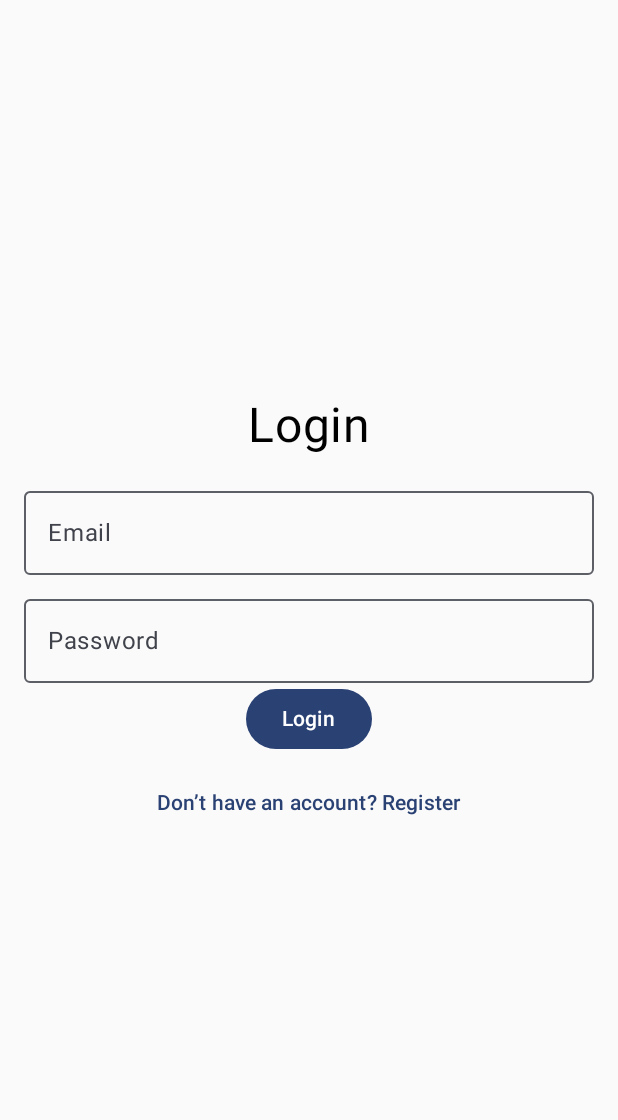
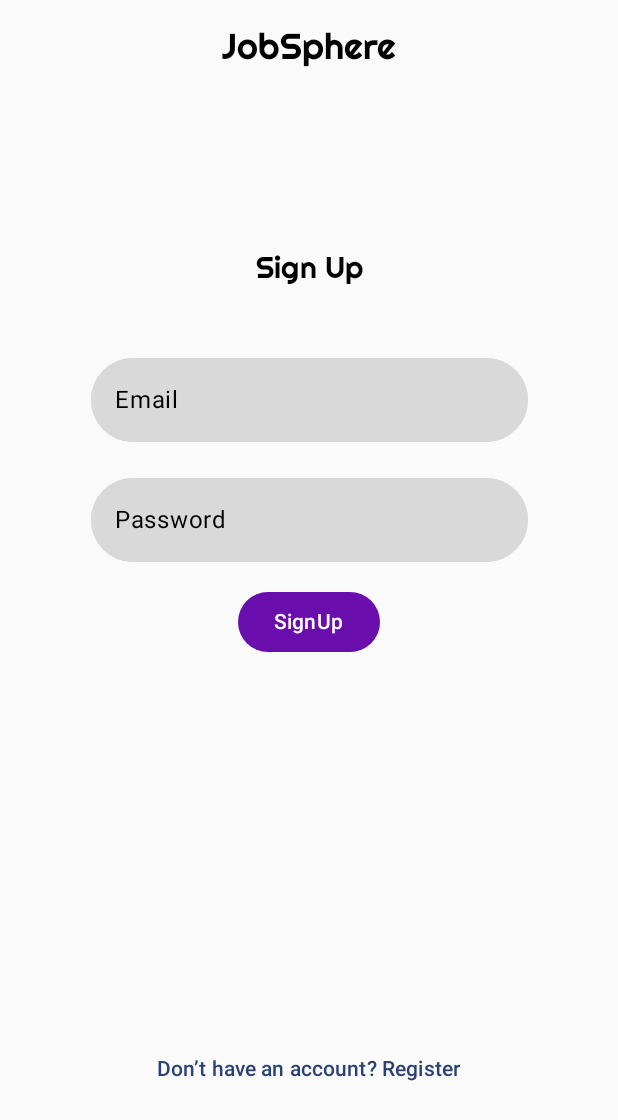
Before and after one commit to sep-ae/JobSphere-App, an Android app built with Jetpack Compose: the LoginPage screen opened through its navigation route, on a phone screen of 412 x 824 dp. Shown: the top 1120 px of the screen. Run offline under Robolectric (Android 15) with nearby library versions, the phone set to English and light mode, and no system bars; our stand-ins replace Firebase (no records; nobody signed in at launch, a user with empty details on screens opened directly), livedata-compose.

Commit message:
fix login & logout

```diff
--- a/app/src/main/java/com/kelompok1/jobsphere/MainActivity.kt
+++ b/app/src/main/java/com/kelompok1/jobsphere/MainActivity.kt
@@ -68,7 +68,7 @@ class MainActivity : ComponentActivity() {
                             }
                         }
                         is AuthState.Unauthenticated -> {
-                            navController.navigate(Screen.Login.route) {
+                            navController.navigate(Screen.Landing.route) {
                                 popUpTo(Screen.Landing.route) { inclusive = true }
                             }
                         }
--- a/app/src/main/java/com/kelompok1/jobsphere/ViewModel/UserViewModel.kt
+++ b/app/src/main/java/com/kelompok1/jobsphere/ViewModel/UserViewModel.kt
@@ -24,4 +24,7 @@ class UserViewModel : ViewModel() {
             emit(user)
         }
     }
+    fun logoutUser() {
+        firebaseAuth.signOut() // Logout dari Firebase Authentication
+    }
 }
--- a/app/src/main/java/com/kelompok1/jobsphere/ui/company/CompanyHomePage.kt
+++ b/app/src/main/java/com/kelompok1/jobsphere/ui/company/CompanyHomePage.kt
@@ -67,6 +67,16 @@ fun CompanyHomePage(
         label = "Animated Scale"
     )
 
+    fun handleLogout(navController: NavController, userViewModel: UserViewModel) {
+        // Proses logout Firebase
+        userViewModel.logoutUser()
+
+        // Navigasikan ke layar login dan bersihkan stack
+        navController.navigate("login") {
+            popUpTo(0) { inclusive = true } // Menghapus semua layar sebelumnya
+        }
+    }
+
     BackHandler(enabled = drawerState.isOpened()) {
         drawerState = CustomDrawerState.Closed
     }
@@ -80,8 +90,16 @@ fun CompanyHomePage(
     ) {
         CustomDrawer(
             selectedNavigationItem = selectedNavigationItem,
-            onNavigationItemClick = {
-                selectedNavigationItem = it
+            onNavigationItemClick = { navigationItem ->
+                when (navigationItem) {
+                    NavigationItem.Logout -> {
+                        handleLogout(navController, userViewModel)
+                    }
+                    else -> {
+                        // Navigasi ke item lainnya
+                        selectedNavigationItem = navigationItem
+                    }
+                }
                 drawerState = CustomDrawerState.Closed
             },
             onCloseClick = { drawerState = CustomDrawerState.Closed }
@@ -151,7 +169,7 @@ fun MainContent(
                             when (index) {
                                 0 -> Icon(Icons.Filled.FormatListBulleted, contentDescription = "Menu 1")
                                 1 -> Icon(Icons.Filled.ShoppingBag, contentDescription = "Menu 2")
-                                2 -> Icon(Icons.Filled.Person, contentDescription = "Menu 3")
+                                2 -> Icon(Icons.Filled.Person, contentDescription = "Manu 3")
                                 3 -> Icon(Icons.Filled.Home, contentDescription = "Menu 4")
                             }
                         },
@@ -161,7 +179,7 @@ fun MainContent(
                             when (index) {
                                 0 -> navController.navigate("Menu1Screen")
                                 1 -> navController.navigate("Menu2Screen")
-                                2 -> navController.navigate("Menu3Screen")
+                                2 -> navController.navigate("ProfileScreen")
                                 3 -> navController.navigate("Menu4Screen")
                             }
                         },
--- a/app/src/main/java/com/kelompok1/jobsphere/ui/components/CustomDrawer.kt
+++ b/app/src/main/java/com/kelompok1/jobsphere/ui/components/CustomDrawer.kt
@@ -69,15 +69,7 @@ fun CustomDrawer(
             NavigationItemView(
                 navigationItem = navigationItem,
                 selected = false,
-                onClick = {
-                    when (navigationItem) {
-                        NavigationItem.Settings -> {
-                            onNavigationItemClick(NavigationItem.Settings)
-                        }
-
-                        else -> {}
-                    }
-                }
+                onClick = { onNavigationItemClick(navigationItem) }
             )
         }
         Spacer(modifier = Modifier.height(24.dp))
--- a/app/src/main/java/com/kelompok1/jobsphere/ui/screen/LoginPage.kt
+++ b/app/src/main/java/com/kelompok1/jobsphere/ui/screen/LoginPage.kt
@@ -2,22 +2,29 @@ package com.kelompok1.jobsphere.ui.screen
 
 import android.widget.Toast
 import androidx.compose.foundation.layout.*
+import androidx.compose.foundation.shape.RoundedCornerShape
+import androidx.compose.material.MaterialTheme
+import androidx.compose.material.TextFieldDefaults
 import androidx.compose.material3.Button
-import androidx.compose.material3.OutlinedTextField
+import androidx.compose.material3.ButtonDefaults
 import androidx.compose.material3.Text
 import androidx.compose.material3.TextButton
 import androidx.compose.runtime.*
 import androidx.compose.runtime.livedata.observeAsState
 import androidx.compose.ui.Alignment
 import androidx.compose.ui.Modifier
+import androidx.compose.ui.graphics.Color
 import androidx.compose.ui.platform.LocalContext
 import androidx.compose.ui.text.input.PasswordVisualTransformation
 import androidx.compose.ui.text.input.VisualTransformation
+import androidx.compose.ui.text.style.TextAlign
 import androidx.compose.ui.unit.dp
 import androidx.compose.ui.unit.sp
 import androidx.navigation.NavController
 import com.kelompok1.jobsphere.ViewModel.AuthState
 import com.kelompok1.jobsphere.ViewModel.AuthViewModel
+import com.kelompok1.jobsphere.ui.theme.Grey
+import com.kelompok1.jobsphere.ui.theme.RighteousFamily
 
 @Composable
 fun LoginPage(navController: NavController, modifier: Modifier = Modifier, authViewModel: AuthViewModel) {
@@ -71,39 +78,90 @@ fun LoginPage(navController: NavController, modifier: Modifier = Modifier, authV
     Column(
         modifier = modifier
             .fillMaxSize()
-            .padding(16.dp),
-        verticalArrangement = Arrangement.Center,
+            .padding(horizontal = 24.dp),
+        verticalArrangement = Arrangement.Top,
         horizontalAlignment = Alignment.CenterHorizontally
     ) {
-        Text(text = "Login", fontSize = 32.sp)
+        // Header with JobSphere title and back icon
+        Column(
+            modifier = Modifier
+                .fillMaxWidth()
+                .padding(top = 16.dp),
+            horizontalAlignment = Alignment.Start
+        ) {
+            androidx.compose.material.Text(
+                text = "JobSphere",
+                fontSize = 24.sp,
+                fontFamily = RighteousFamily,
+                textAlign = TextAlign.Center,
+                modifier = Modifier.fillMaxWidth()
+            )
+        }
+
+        Spacer(modifier = Modifier.height(120.dp))
+
+        androidx.compose.material.Text(
+            text = "Sign Up",
+            fontSize = 20.sp,
+            fontFamily = RighteousFamily,
+            style = MaterialTheme.typography.h6,
+            textAlign = TextAlign.Center,
+            modifier = Modifier.fillMaxWidth()
+        )
+
+        Spacer(modifier = Modifier.height(40.dp))
+
+        // Email Field
+        Column(
+            modifier = Modifier.fillMaxWidth(),
+            verticalArrangement = Arrangement.Center,
+            horizontalAlignment = Alignment.CenterHorizontally){
+            androidx.compose.material.OutlinedTextField(
+                value = email,
+                onValueChange = { email = it },
+                label = { Text(text = "Email") },
+                shape = RoundedCornerShape(35.dp),
+                modifier = Modifier.fillMaxWidth(0.8f),
+                colors = TextFieldDefaults.outlinedTextFieldColors(
+                    backgroundColor = Grey,
+                    focusedBorderColor = Grey,
+                    unfocusedBorderColor = Grey
+                )
+            )
+        }
 
         Spacer(modifier = Modifier.height(16.dp))
 
-        OutlinedTextField(
-            value = email,
-            onValueChange = { email = it },
-            label = { Text(text = "Email") },
-            modifier = Modifier.fillMaxWidth()
-        )
-
-        Spacer(modifier = Modifier.height(8.dp))
-
-        OutlinedTextField(
-            value = password,
-            onValueChange = { password = it },
-            label = { Text(text = "Password") },
-            visualTransformation = if (passwordVisible) VisualTransformation.None else PasswordVisualTransformation(),
-            modifier = Modifier.fillMaxWidth()
-        )
-
-        Button(onClick = {
-            authViewModel.login(email, password) // Mulai proses login
-            isLoginAttempted = true
-        }) {
-            Text("Login")
+        // Password Field
+        Column(
+            modifier = Modifier.fillMaxWidth(),
+            verticalArrangement = Arrangement.Center,
+            horizontalAlignment = Alignment.CenterHorizontally) {
+            androidx.compose.material.OutlinedTextField(
+                value = password,
+                onValueChange = { password = it },
+                label = { Text(text = "Password") },
+                shape = RoundedCornerShape(35.dp),
+                visualTransformation = if (passwordVisible) VisualTransformation.None else PasswordVisualTransformation(),
+                modifier = Modifier.fillMaxWidth(0.8f),
+                colors = TextFieldDefaults.outlinedTextFieldColors(
+                    backgroundColor = Grey,
+                    focusedBorderColor = Grey,
+                    unfocusedBorderColor = Grey
+            )
+            )
         }
 
-        Spacer(modifier = Modifier.height(8.dp))
+        Spacer(modifier = Modifier.height(16.dp))
+
+        Button(
+            onClick = { authViewModel.login(email, password) // Mulai proses login
+            isLoginAttempted = true },
+            colors = ButtonDefaults.buttonColors(containerColor = Color(0xFF6A0DAD))) {
+            Text("SignUp")
+        }
+
+        Spacer(modifier = Modifier.height(250.dp))
 
         TextButton(onClick = { navController.navigate("register") }) {
             Text(text = "Don’t have an account? Register")
```
